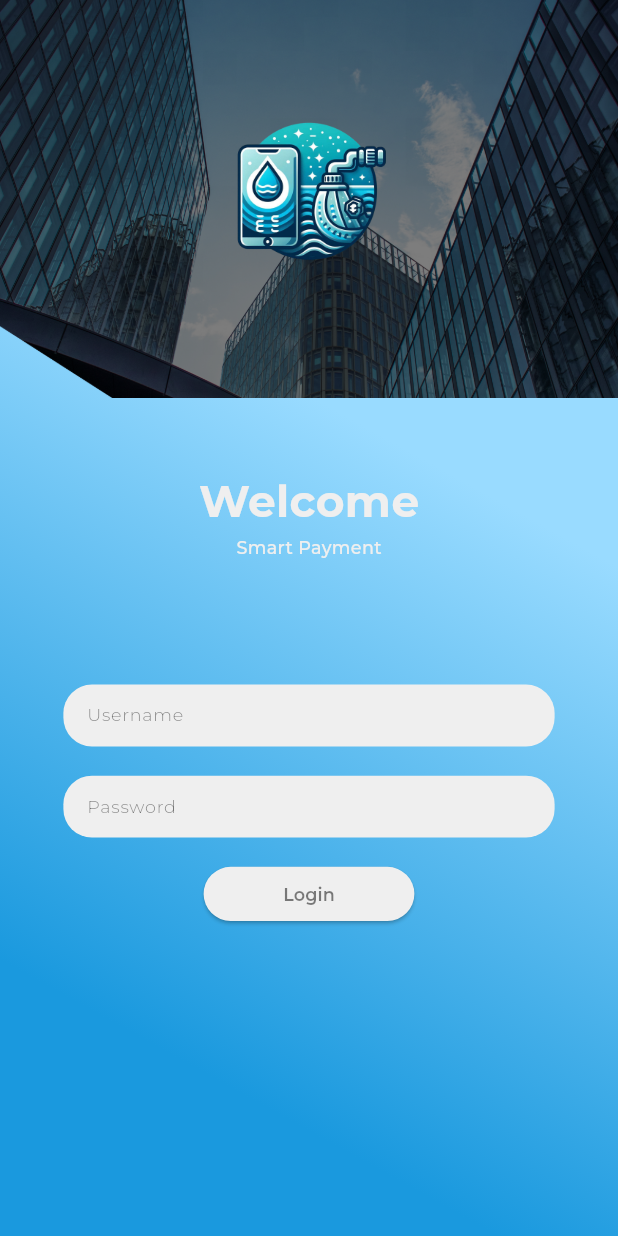
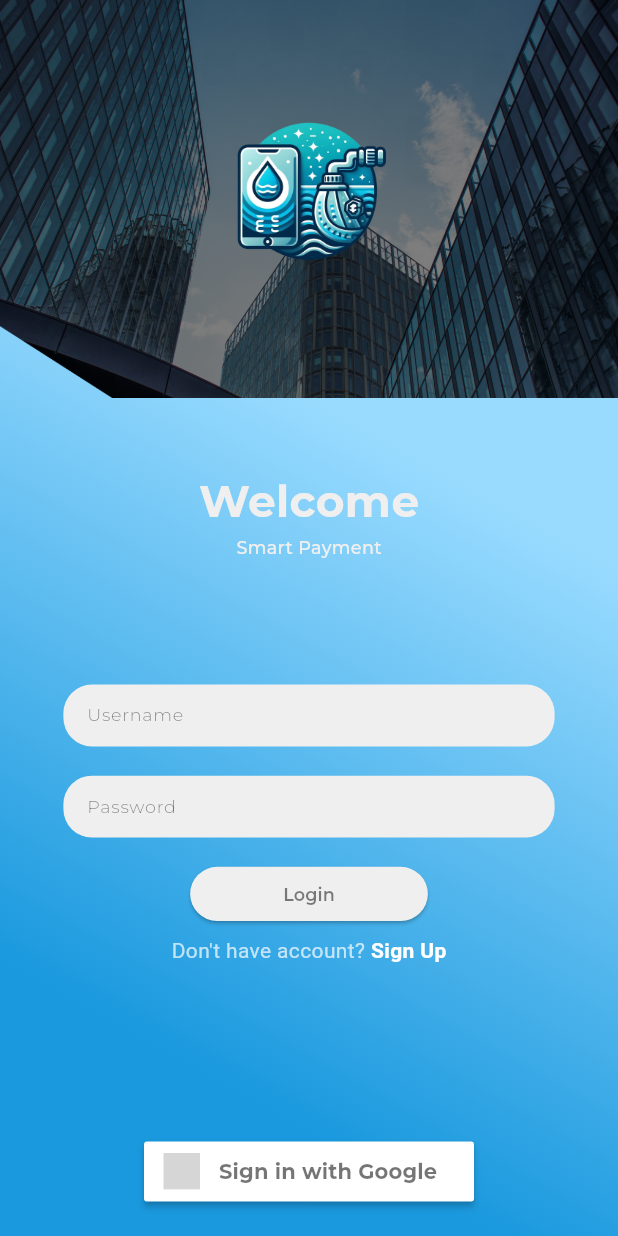
Before and after one commit to ajieblr/ESIER, a Flutter app: the LoginPageRevisiScreen screen opened by its route, on a phone screen of 412 x 824 dp. Run offline on Flutter 3.47's test engine with Material 3 defaults, Android fonts, the phone set to English and light mode, and no system bars; drawn by our look-alikes of sign_in_button; our stand-ins replace cached_network_image, cloud_firestore, connectivity_plus, firebase_auth, firebase_core, flutter_svg; accounts and stored records are empty; network calls fail; project files that could hold a hidden picture were left out; grey boxes are pictures that could not be loaded.

Commit message:
commit ke 3

```diff
--- a/lib/core/utils/image_constant.dart
+++ b/lib/core/utils/image_constant.dart
@@ -34,4 +34,5 @@ class ImageConstant {
   static String arrowLeftVector = 'assets/images/arrow_left_vector.svg';
   static String dana = 'assets/images/dana.png';
   static String gopay = 'assets/images/gopay.png';
+  static String card = 'assets/images/card.png';
 }
--- a/lib/presentation/detail_pembayaran_screen/detail_pembayaran_screen.dart
+++ b/lib/presentation/detail_pembayaran_screen/detail_pembayaran_screen.dart
@@ -251,7 +251,7 @@ class _DetailPembayaranScreenState extends State<DetailPembayaranScreen> {
 
   Widget _buildTambahkan(BuildContext context) {
       return CustomElevatedButton(
-        text: "Tambahkan",
+        text: "Bayar",
         margin: EdgeInsets.only(
           left: 40.h,
           right: 40.h,
--- a/lib/presentation/login_page_revisi_screen/login_page_revisi_screen.dart
+++ b/lib/presentation/login_page_revisi_screen/login_page_revisi_screen.dart
@@ -1,18 +1,45 @@
+import 'package:ajieblr_s_application3/presentation/daftar_page_revisi_screen/daftar_page_revisi_screen.dart';
 import 'package:ajieblr_s_application3/presentation/home_page_screen/home_page_screen.dart';
+import 'package:firebase_auth/firebase_auth.dart';
 import 'package:flutter/material.dart';
+import 'package:sign_in_button/sign_in_button.dart';
 import '../../core/app_export.dart';
 import '../../widgets/custom_elevated_button.dart';
-import '../../widgets/custom_text_form_field.dart'; // ignore_for_file: must_be_immutable
+import '../../widgets/custom_text_form_field.dart';
 
-class LoginPageRevisiScreen extends StatelessWidget {
-  LoginPageRevisiScreen({Key? key})
-      : super(
-          key: key,
-        );
+class LoginPageRevisiScreen extends StatefulWidget {
+  const LoginPageRevisiScreen({Key? key}) : super(key: key);
 
-  TextEditingController userNameController = TextEditingController();
+  @override
+  State<LoginPageRevisiScreen> createState() => _LoginPageRevisiScreenState();
+}
 
-  TextEditingController passwordController = TextEditingController();
+class _LoginPageRevisiScreenState extends State<LoginPageRevisiScreen> {
+
+  // final FirebaseAuth _auth = FirebaseAuth.instance;
+  // User? _user;
+
+  @override
+  // void initState() {
+  //   super.initState();
+  //   _auth.authStateChanges().listen((event) {
+  //     setState(() {
+  //       _user = event;
+  //       if (_user != null) {
+  //         Navigator.pushReplacement(
+  //           context,
+  //           MaterialPageRoute(builder: (context) => HomePageScreen()),
+  //         );
+  //       } else {
+
+  //       }
+  //     });
+  //   });
+  // }
+
+  TextEditingController _userNameController = TextEditingController();
+
+  TextEditingController _passwordController = TextEditingController();
 
   GlobalKey<FormState> _formKey = GlobalKey<FormState>();
 
@@ -58,7 +85,7 @@ class LoginPageRevisiScreen extends StatelessWidget {
                     Padding(
                       padding: EdgeInsets.symmetric(horizontal: 40.h),
                       child: CustomTextFormField(
-                        controller: userNameController,
+                        controller: _userNameController,
                         hintText: "Username",
                       ),
                     ),
@@ -66,7 +93,7 @@ class LoginPageRevisiScreen extends StatelessWidget {
                     Padding(
                       padding: EdgeInsets.symmetric(horizontal: 40.h),
                       child: CustomTextFormField(
-                        controller: passwordController,
+                        controller: _passwordController,
                         hintText: "Password",
                         textInputAction: TextInputAction.done,
                         textInputType: TextInputType.visiblePassword,
@@ -75,14 +102,20 @@ class LoginPageRevisiScreen extends StatelessWidget {
                     ),
                     SizedBox(height: 20.v),
                     CustomElevatedButton(
-                      width: 133.h,
+                      width: 150.h,
                       text: "Login",
                       buttonTextStyle: CustomTextStyles.labelLargeBlack900,
                       onPressed: () {
-                        Navigator.push(context, MaterialPageRoute(builder: (context) => HomePageScreen()));
+                        FirebaseAuth.instance.signInWithEmailAndPassword(email: _userNameController.text, password: _passwordController.text).then((value) {
+                          print("Sign In");
+                          Navigator.push(context, MaterialPageRoute(builder: (context) => HomePageScreen()));
+                        });
                       },
                     ),
-                    SizedBox(height: 5.v)
+                    SizedBox(height: 10.v,),
+                    signUpOption(),
+                    SizedBox(height: 120.v),
+                    _googleSigninButton(),
                   ],
                 ),
               ),
@@ -90,6 +123,26 @@ class LoginPageRevisiScreen extends StatelessWidget {
           ),
         ),
       ),
+    );
+  }
+  // sign up option
+  Row signUpOption() {
+    return Row(
+      mainAxisAlignment: MainAxisAlignment.center,
+      children: [
+        const Text("Don't have account?",
+            style: TextStyle(color: Colors.white70)),
+        GestureDetector(
+          onTap: () {
+            Navigator.push(context,
+                MaterialPageRoute(builder: (context) => DaftarPageRevisiScreen()));
+          },
+          child: const Text(
+            " Sign Up",
+            style: TextStyle(color: Colors.white, fontWeight: FontWeight.bold),
+          ),
+        )
+      ],
     );
   }
 
@@ -118,4 +171,27 @@ class LoginPageRevisiScreen extends StatelessWidget {
       ),
     );
   }
+  Widget _googleSigninButton() {
+    return Center(
+      child: SizedBox(
+        height: 40,
+        child: SignInButton(
+          Buttons.google,
+          text: "Sign in with Google",
+          onPressed: () {
+
+          },
+        ),
+      ),
+    );
+  }
+
+  // void _handleGoogleSignIn() {
+  //   try {
+  //     GoogleAuthProvider _googleAuthProvider = GoogleAuthProvider();
+  //     _auth.signInWithProvider(_googleAuthProvider);
+  //   } catch (error) {
+  //     print(error);
+  //   }
+  // }
 }
--- a/lib/routes/app_routes.dart
+++ b/lib/routes/app_routes.dart
@@ -1,5 +1,6 @@
 // ignore_for_file: duplicate_ignore
 
+import 'package:ajieblr_s_application3/presentation/metode_pembayaran_screen/metode_pembayaran_screen.dart';
 import 'package:flutter/material.dart';
 // import '../core/app_export.dart';
 import '../presentation/app_navigation_screen/app_navigation_screen.dart';
@@ -32,6 +33,8 @@ class AppRoutes {
 
   static const String detailPembayaranScreen = '/detail_pembayaran_screen';
 
+  static const String metodePembayaranScreen = '/metode_pembayaran_screen';
+
   static const String initialRoute = '/initialRoute';
 
   static Map<String, WidgetBuilder> routes = {
@@ -44,6 +47,7 @@ class AppRoutes {
     contactUsScreen: (context) => ContactUsScreen(),
     paymentMethodScreen: (context) => TambahMetodePembayaranScreen(),
     detailPembayaranScreen: (context) => DetailPembayaranScreen(),
-    initialRoute: (context) => DetailPembayaranScreen()
+    metodePembayaranScreen: (context) => MetodePembayaranScreen(),
+    initialRoute: (context) => HomePageScreen()
   };
 }
--- a/pubspec.yaml
+++ b/pubspec.yaml
@@ -13,6 +13,9 @@ dependencies:
   intl: ^0.18.0
   connectivity_plus: ^5.0.2
   firebase_core: ^2.30.1
+  firebase_auth: ^4.19.4
+  sign_in_button: ^3.2.0
+  cloud_firestore: ^4.17.3
 dev_dependencies:
   flutter_test:
     sdk: flutter
```
Also changed, not shown: lib/presentation/daftar_page_revisi_screen/daftar_page_revisi_screen.dart (+32 -20 lines), lib/presentation/home_page_screen/home_page_screen.dart (+68 -34 lines), lib/presentation/home_page_screen/widgets/progressbar_item_widget.dart (+33 -5 lines), lib/presentation/metode_pembayaran_screen/metode_pembayaran_screen.dart (added, +147 -0 lines), lib/presentation/profil_page_screen/profil_page_screen.dart (+25 -1 lines), lib/service/database.dart (added, +7 -0 lines), assets/images/card.png (added).
